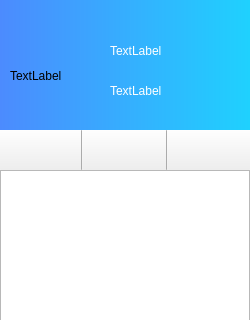
The window that src/mainwindow.ui (WHUCSLASD2017/nowe) describes before a commit, drawn with Qt 5; both pictures show x 0 to 250 and y 0 to 320 of the 250 by 602 pixel window.
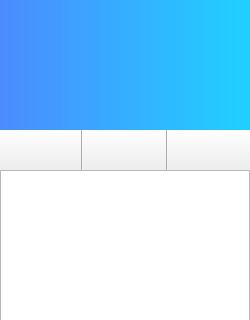
The same window after the commit.

The edit to the form file:
```diff
--- a/src/mainwindow.ui
+++ b/src/mainwindow.ui
@@ -80,7 +80,7 @@
          <string notr="true">background: none</string>
         </property>
         <property name="text">
-         <string>TextLabel</string>
+         <string/>
         </property>
        </widget>
        <widget class="QLabel" name="nickname">
@@ -98,7 +98,7 @@
 color:white;</string>
         </property>
         <property name="text">
-         <string>TextLabel</string>
+         <string/>
         </property>
        </widget>
        <widget class="QLabel" name="signature">
@@ -116,7 +116,7 @@
 color:white;</string>
         </property>
         <property name="text">
-         <string>TextLabel</string>
+         <string/>
         </property>
        </widget>
       </widget>
```
